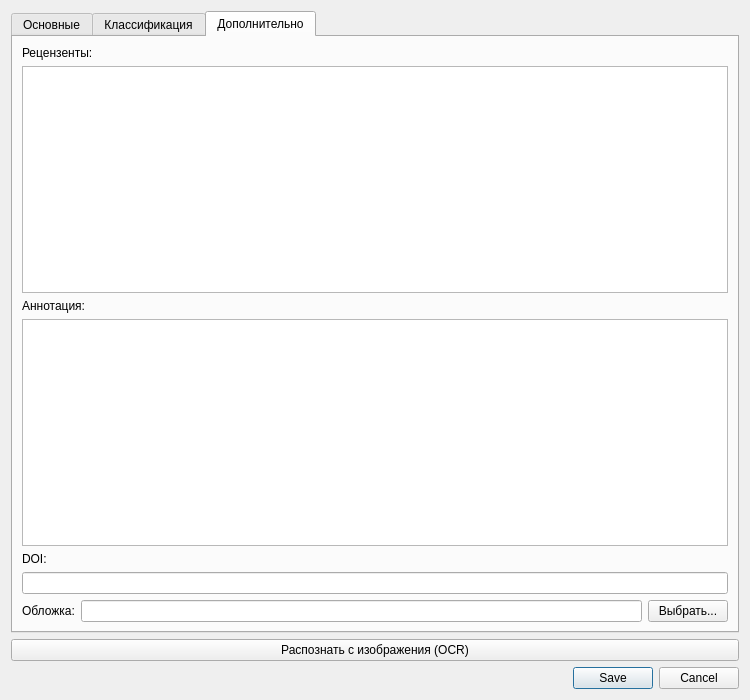
ivankrtulgu/kurs_kod_MTP_6_sem, file ui/forms/add_book_dialog.ui: the form before one commit.
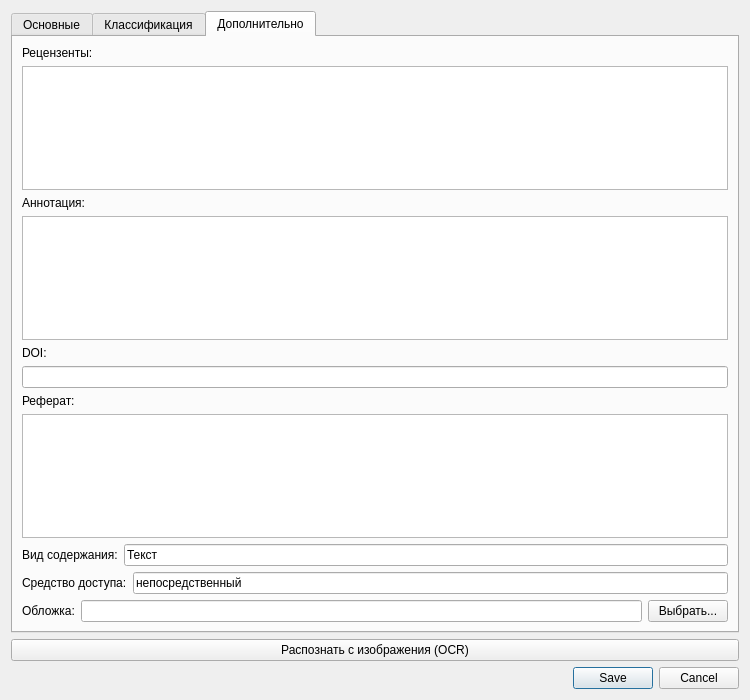
The form after the commit. The open tabs and pages were chosen to show the change.

Patch:
```diff
--- a/ui/forms/add_book_dialog.ui
+++ b/ui/forms/add_book_dialog.ui
@@ -301,6 +301,65 @@
          </property>
         </widget>
        </item>
+       <item>
+        <widget class="QLabel" name="label_abstract">
+         <property name="text">
+          <string>Реферат:</string>
+         </property>
+        </widget>
+       </item>
+       <item>
+        <widget class="QTextEdit" name="text_abstract">
+         <property name="objectName">
+          <string>text_abstract</string>
+         </property>
+         <property name="maximumHeight">
+          <number>80</number>
+         </property>
+        </widget>
+       </item>
+       <item>
+        <layout class="QHBoxLayout" name="horizontalLayout_content_type">
+         <item>
+          <widget class="QLabel" name="label_content_type">
+           <property name="text">
+            <string>Вид содержания:</string>
+           </property>
+          </widget>
+         </item>
+         <item>
+          <widget class="QLineEdit" name="input_content_type">
+           <property name="objectName">
+            <string>input_content_type</string>
+           </property>
+           <property name="text">
+            <string>Текст</string>
+           </property>
+          </widget>
+         </item>
+        </layout>
+       </item>
+       <item>
+        <layout class="QHBoxLayout" name="horizontalLayout_access_method">
+         <item>
+          <widget class="QLabel" name="label_access_method">
+           <property name="text">
+            <string>Средство доступа:</string>
+           </property>
+          </widget>
+         </item>
+         <item>
+          <widget class="QLineEdit" name="input_access_method">
+           <property name="objectName">
+            <string>input_access_method</string>
+           </property>
+           <property name="text">
+            <string>непосредственный</string>
+           </property>
+          </widget>
+         </item>
+        </layout>
+       </item>
        <item>
         <layout class="QHBoxLayout" name="horizontalLayout_cover">
          <item>
```
Left out of the diff: 17 changed lines with no effect on the pictures.
